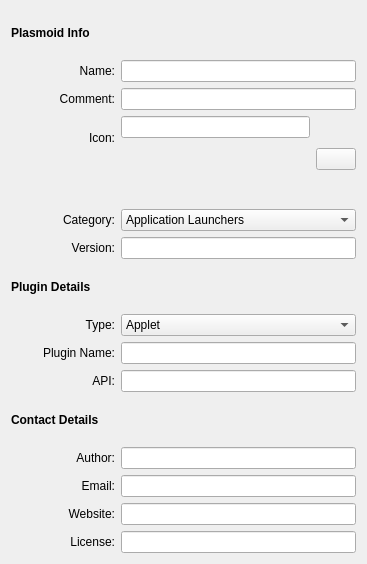
Qt form editors/metadata/metadata.ui (KDE/plasma-sdk) before a commit.
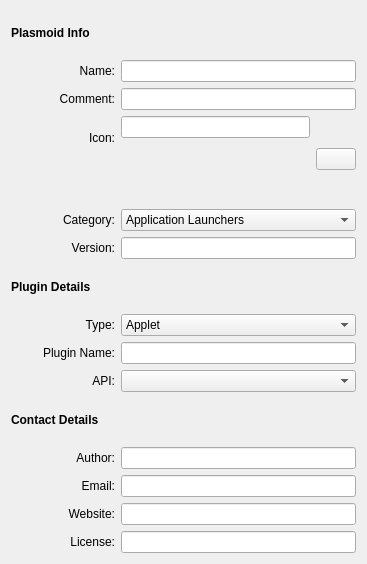
The same form after that commit. Custom widgets are drawn as their Qt base class.

Commit message: - Add support for querying the available APIs of each type. This seems   to work ok. The next step is to rewrite this whole class to use the   metadata member as its main store so  we can remove all the hacks in   here that will make the i18n team cry.

```diff
--- a/editors/metadata/metadata.ui
+++ b/editors/metadata/metadata.ui
@@ -14,7 +14,7 @@
    <string>Form</string>
   </property>
   <layout class="QGridLayout" name="gridLayout_2">
-   <item row="0" column="0" colspan="2">
+   <item row="0" column="0">
     <widget class="QLabel" name="label_13">
      <property name="font">
       <font>
@@ -238,7 +238,7 @@
      </property>
     </widget>
    </item>
-   <item row="7" column="0" colspan="2">
+   <item row="7" column="0">
     <widget class="QLabel" name="label_14">
      <property name="font">
       <font>
@@ -322,14 +322,7 @@
     </widget>
    </item>
    <item row="10" column="1">
-    <widget class="KLineEdit" name="api_edit">
-     <property name="sizePolicy">
-      <sizepolicy hsizetype="Expanding" vsizetype="Fixed">
-       <horstretch>10</horstretch>
-       <verstretch>0</verstretch>
-      </sizepolicy>
-     </property>
-    </widget>
+    <widget class="KComboBox" name="api_combo"/>
    </item>
    <item row="11" column="0" colspan="2">
     <widget class="QLabel" name="label_15">
```
The commit also changes 2 other files.
